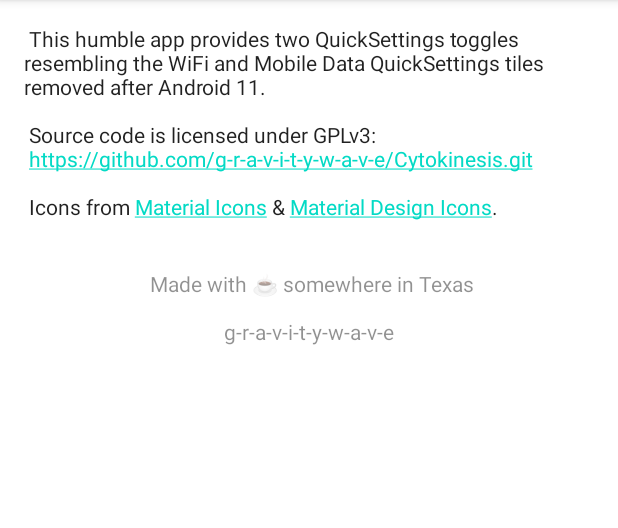
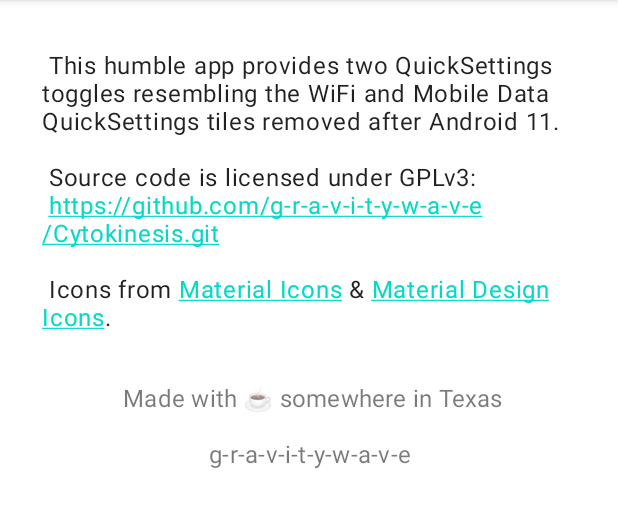
Before and after one commit to a-n-t-i-b-a-r-y-o-n/Cytokinesis, an Android app: the AboutFragment screen opened through its navigation route, on a phone screen of 412 x 824 dp, the part 84-612 px from its top. Run offline under Robolectric (Android 15) with nearby library versions, the phone set to English and light mode, and no system bars; our stand-ins replace androidx.preference, navigation-ui.

Commit message:
Update text appearance on About fragment

```diff
--- a/app/src/main/res/layout/fragment_about.xml
+++ b/app/src/main/res/layout/fragment_about.xml
@@ -12,15 +12,14 @@
         android:id="@+id/aboutBody"
         android:layout_width="0dp"
         android:layout_height="wrap_content"
-        android:layout_margin="@dimen/text_margin"
-        android:layout_marginStart="16dp"
-        android:layout_marginTop="16dp"
-        android:layout_marginEnd="16dp"
+        android:layout_marginStart="28dp"
+        android:layout_marginTop="32dp"
+        android:layout_marginEnd="28dp"
+        android:maxLines="10"
         android:singleLine="false"
-        android:maxLines="10"
         android:text="@string/about_body_text"
         android:textAlignment="viewStart"
-        android:textAppearance="@style/TextAppearance.AppCompat.Body1"
+        android:textAppearance="@style/TextAppearance.MaterialComponents.Body1"
         app:layout_constraintBottom_toBottomOf="parent"
         app:layout_constraintEnd_toEndOf="parent"
         app:layout_constraintStart_toStartOf="parent"
@@ -34,10 +33,10 @@
         android:layout_marginStart="16dp"
         android:layout_marginTop="32dp"
         android:layout_marginEnd="16dp"
-        android:alpha="0.8"
+        android:alpha="0.6"
         android:text="@string/about_signature_text"
         android:textAlignment="center"
-        android:textAppearance="@style/TextAppearance.AppCompat.Small"
+        android:textAppearance="@style/TextAppearance.MaterialComponents.Subtitle1"
         app:layout_constraintEnd_toEndOf="parent"
         app:layout_constraintStart_toStartOf="parent"
         app:layout_constraintTop_toBottomOf="@+id/aboutBody" />
```
